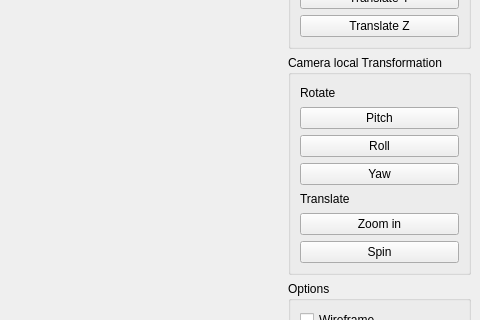
Old version of the form ui/mainwindow.ui in the repository sora-M31/QAnt; both pictures show x 317 to 797 and y 203 to 523 of the 797 by 734 pixel window.
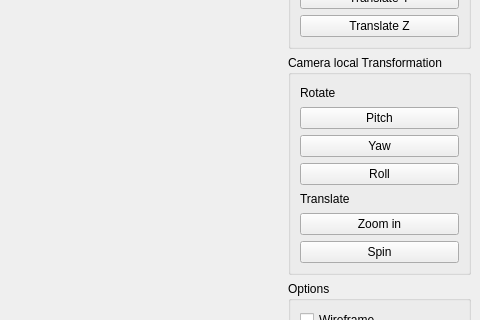
New version of the form.

```diff
--- a/ui/mainwindow.ui
+++ b/ui/mainwindow.ui
@@ -41,7 +41,7 @@
          </property>
         </widget>
        </item>
-       <item row="5" column="0">
+       <item row="6" column="0">
         <widget class="QLabel" name="label_6">
          <property name="text">
           <string>Translate</string>
@@ -55,34 +55,34 @@
          </property>
         </widget>
        </item>
-       <item row="4" column="0">
-        <widget class="QPushButton" name="m_yaw">
-         <property name="text">
-          <string>Yaw</string>
-         </property>
-        </widget>
-       </item>
-       <item row="6" column="0">
+       <item row="7" column="0">
         <widget class="QPushButton" name="m_zoom">
          <property name="text">
           <string>Zoom in</string>
          </property>
         </widget>
        </item>
-       <item row="7" column="0">
+       <item row="8" column="0">
         <widget class="QPushButton" name="m_spin">
          <property name="text">
           <string>Spin</string>
          </property>
         </widget>
        </item>
-       <item row="3" column="0">
+       <item row="4" column="0">
         <widget class="QPushButton" name="m_roll">
          <property name="text">
           <string>Roll</string>
          </property>
         </widget>
        </item>
+       <item row="3" column="0">
+        <widget class="QPushButton" name="m_yaw">
+         <property name="text">
+          <string>Yaw</string>
+         </property>
+        </widget>
+       </item>
       </layout>
      </widget>
     </item>
```
